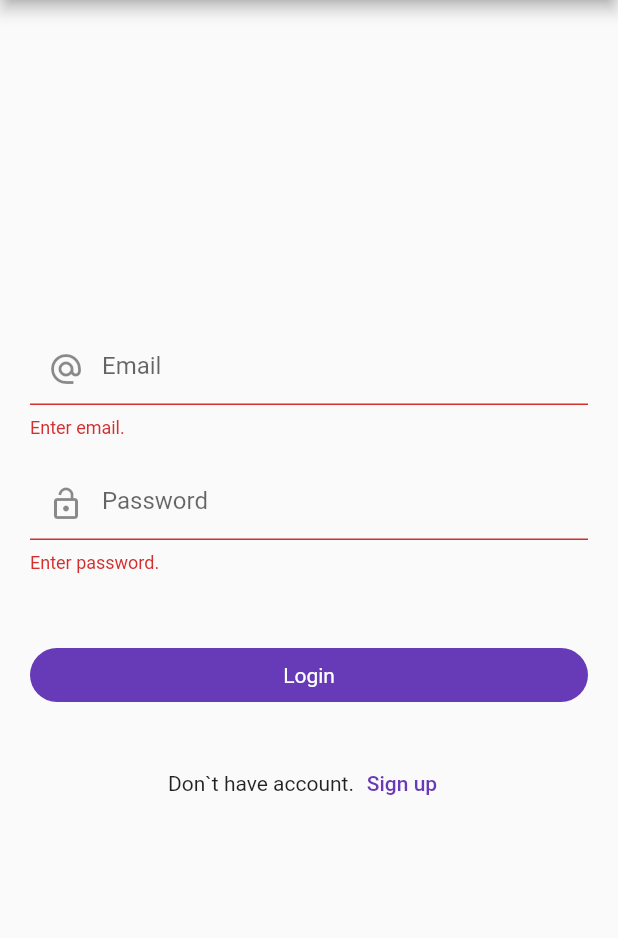
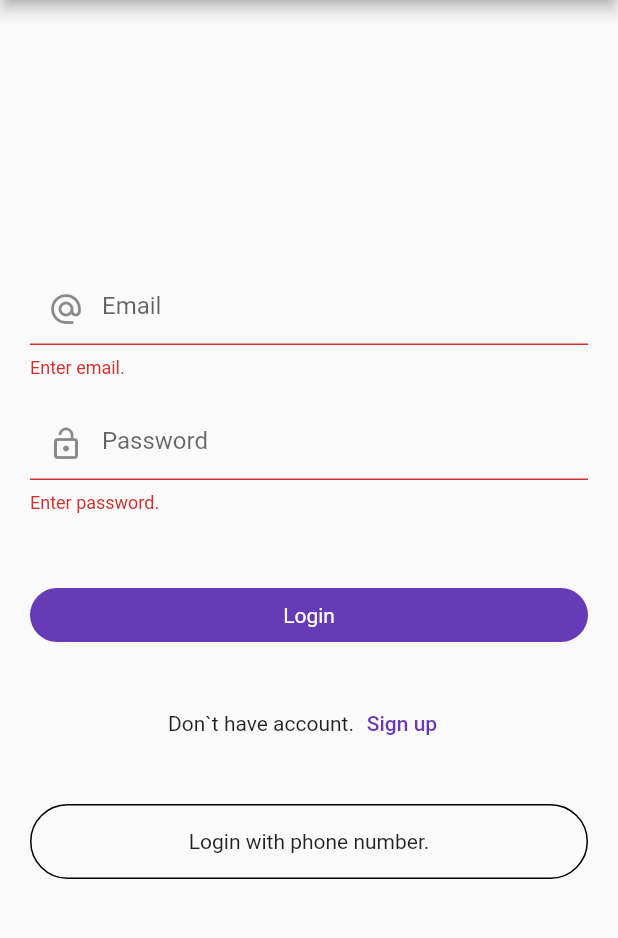
Before and after one commit to salimsheikh/flutter-android-firebase, a Flutter app: the screen it shows after launch, after a tap on "Login", on a phone screen of 412 x 824 dp, the part 84-1022 px from its top. Run offline on Flutter 3.47's test engine with Material 2 defaults, Android fonts, the phone set to English and light mode, and no system bars; our stand-ins replace email_validator, firebase_auth, firebase_core, fluttertoast; accounts and stored records are empty.

Commit message:
Flutter Firebase Phone Authentication

```diff
--- a/lib/firebase_services/splash_services.dart
+++ b/lib/firebase_services/splash_services.dart
@@ -7,9 +7,9 @@ import 'package:flutter_firebase/ui/posts/post_screen.dart';
 
 class SplashServices {
   void isLogin(BuildContext context) {
-    final _auth = FirebaseAuth.instance;
-    final user = _auth.currentUser;
-
+    final auth = FirebaseAuth.instance;
+    final user = auth.currentUser;
+    debugPrint(user.toString());
     if (user != null) {
       Timer(
         const Duration(seconds: 3),
--- a/lib/ui/auth/login_screen.dart
+++ b/lib/ui/auth/login_screen.dart
@@ -1,6 +1,7 @@
 import 'package:email_validator/email_validator.dart';
 import 'package:flutter/material.dart';
 import 'package:flutter/services.dart';
+import 'package:flutter_firebase/ui/auth/login_with_phone_number.dart';
 import 'package:flutter_firebase/ui/auth/signup_screen.dart';
 import 'package:flutter_firebase/ui/posts/post_screen.dart';
 import 'package:flutter_firebase/widgets/round_button.dart';
@@ -149,11 +150,36 @@ class _LoginScreenState extends State<LoginScreen> {
                       child: const Text("Sign up"),
                     )
                   ],
-                  )
+                ),
+                const SizedBox(
+                  height: 30,
+                ),
+                InkWell(
+                  onTap: () {
+                    Navigator.push(
+                        context,
+                        MaterialPageRoute(
+                            builder: (context) =>
+                                const LoginWithPhoneNumber()));
+                  },
+                  child: Container(
+                    height: 50,
+                    decoration: BoxDecoration(
+                      borderRadius: BorderRadius.circular(25),
+                      border: Border.all(
+                        color: Colors.black,
+                      ),
+                    ),
+                    child: const Center(
+                      child: Text("Login with phone number."),
+                    ),
+                  ),
+                ),
               ],
             ),
           ),
-          )),
+        ),
+      ),
     );
   }
 }
```
Also changed, not shown: lib/ui/auth/login_with_phone_number.dart (added, +88 -0 lines), lib/ui/auth/varify_code.dart (added, +72 -0 lines), 1 other file. Lines whose indentation alone changed are shown as unchanged.
